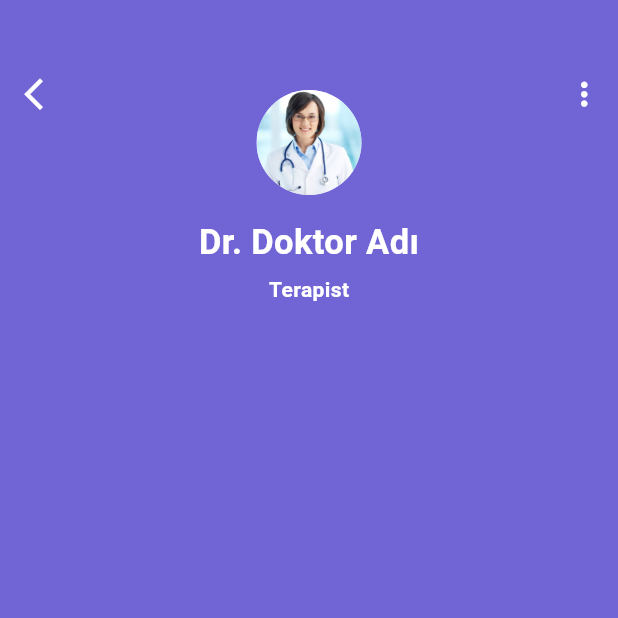
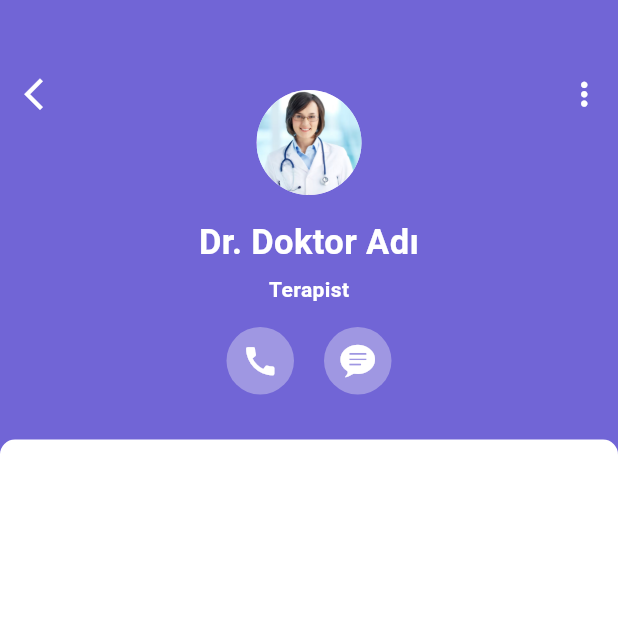
Before and after one commit to mmkocak/saglikapp, a Flutter app: the AppointmentScreen screen opened directly, on a phone screen of 412 x 824 dp, the top half of it. Run offline on Flutter 3.47's test engine with Material 3 defaults, Android fonts, the phone set to English and light mode, and no system bars.

Commit message:
Appointment sayfası devam

```diff
--- a/lib/view/appointment/appointment_screen.dart
+++ b/lib/view/appointment/appointment_screen.dart
@@ -1,3 +1,4 @@
+import 'package:flutter/cupertino.dart';
 import 'package:flutter/material.dart';
 
 class AppointmentScreen extends StatelessWidget {
@@ -46,9 +47,8 @@ class AppointmentScreen extends StatelessWidget {
                       ),
                     ],
                   ),
-
-                   Padding(
-                    padding: const  EdgeInsets.symmetric(vertical: 10),
+                  Padding(
+                    padding: const EdgeInsets.symmetric(vertical: 10),
                     child: Column(
                       mainAxisAlignment: MainAxisAlignment.spaceEvenly,
                       children: [
@@ -66,19 +66,45 @@ class AppointmentScreen extends StatelessWidget {
                               fontWeight: FontWeight.bold),
                         ),
                         const SizedBox(height: 5),
-                       const  Text(
+                        const Text(
                           "Terapist",
                           style: TextStyle(
                             color: Colors.white,
                             fontWeight: FontWeight.bold,
                           ),
                         ),
-                        const SizedBox(height: 5,),
+                        const SizedBox(
+                          height: 15,
+                        ),
                         Row(
                           mainAxisAlignment: MainAxisAlignment.center,
                           children: [
                             Container(
-                              padding: EdgeInsets.all(10),
+                              padding: const EdgeInsets.all(10),
+                              decoration: const BoxDecoration(
+                                color: Color(0xFF9F97E2),
+                                shape: BoxShape.circle,
+                              ),
+                              child: const Icon(
+                                Icons.call,
+                                color: Colors.white,
+                                size: 25,
+                              ),
+                            ),
+                            const SizedBox(
+                              width: 20,
+                            ),
+                            Container(
+                              padding: const EdgeInsets.all(10),
+                              decoration: const BoxDecoration(
+                                color: Color(0xFF9F97E2),
+                                shape: BoxShape.circle,
+                              ),
+                              child: const Icon(
+                                CupertinoIcons.chat_bubble_text_fill,
+                                color: Colors.white,
+                                size: 25,
+                              ),
                             ),
                           ],
                         )
@@ -88,6 +114,23 @@ class AppointmentScreen extends StatelessWidget {
                 ],
               ),
             ),
+            const SizedBox(height: 20),
+            Container(
+              height: MediaQuery.sizeOf(context).height,
+              width: double.infinity,
+              padding:const EdgeInsets.only(
+                top: 20,
+                left: 15,
+              ),
+              decoration: const BoxDecoration(
+                color: Colors.white,
+                borderRadius: BorderRadius.only(
+                  topLeft: Radius.circular(10),
+                  topRight: Radius.circular(10)
+
+                )
+              ),
+            ),
           ],
         ),
       ),
```
